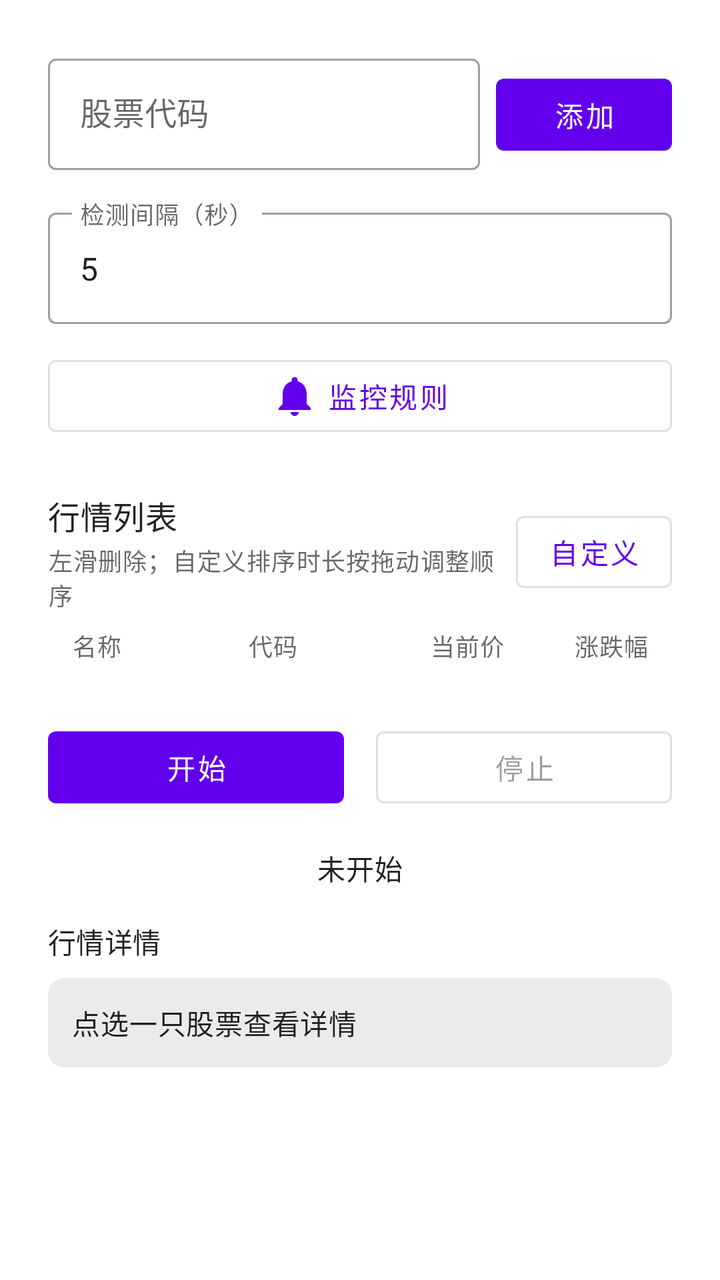
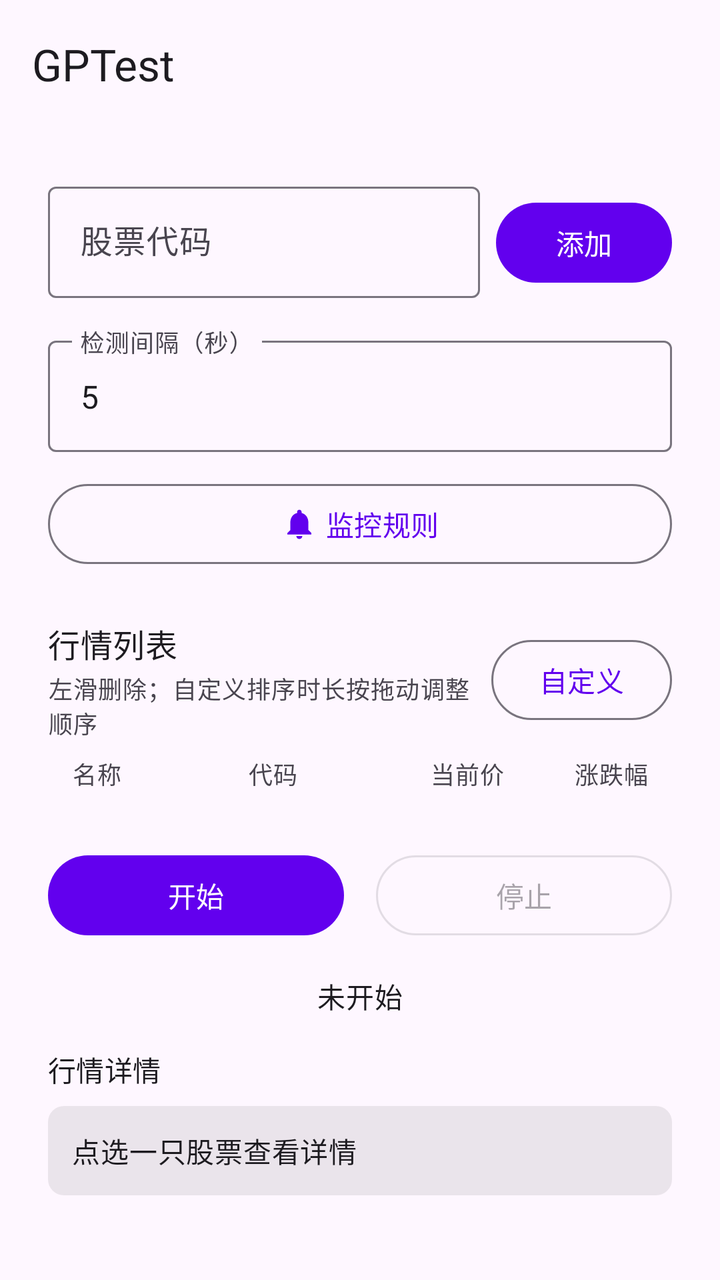

An Android layout rendered at two revisions. The XML below is the earlier revision; the diff shows what the commit changed to produce the second picture.
<!-- AndroidManifest.xml: application theme Theme.GPTest -->
<!-- res/layout/activity_main.xml -->
<?xml version="1.0" encoding="utf-8"?>
<ScrollView xmlns:android="http://schemas.android.com/apk/res/android"
    xmlns:app="http://schemas.android.com/apk/res-auto"
    android:layout_width="match_parent"
    android:layout_height="match_parent"
    android:fillViewport="true">

    <LinearLayout
        android:layout_width="match_parent"
        android:layout_height="wrap_content"
        android:orientation="vertical"
        android:padding="24dp">

        <LinearLayout
            android:layout_width="match_parent"
            android:layout_height="wrap_content"
            android:gravity="bottom"
            android:orientation="horizontal">

            <com.google.android.material.textfield.TextInputLayout
                android:id="@+id/tilStockCode"
                style="@style/Widget.MaterialComponents.TextInputLayout.OutlinedBox"
                android:layout_width="0dp"
                android:layout_height="wrap_content"
                android:layout_weight="1"
                android:hint="@string/stock_code_hint">

                <com.google.android.material.textfield.TextInputEditText
                    android:id="@+id/etStockCode"
                    android:layout_width="match_parent"
                    android:layout_height="wrap_content"
                    android:imeOptions="actionDone"
                    android:inputType="textCapCharacters"
                    android:maxLines="1" />
            </com.google.android.material.textfield.TextInputLayout>

            <com.google.android.material.button.MaterialButton
                android:id="@+id/btnAdd"
                android:layout_width="wrap_content"
                android:layout_height="wrap_content"
                android:layout_marginStart="8dp"
                android:text="@string/add" />
        </LinearLayout>

        <com.google.android.material.textfield.TextInputLayout
            android:id="@+id/tilInterval"
            style="@style/Widget.MaterialComponents.TextInputLayout.OutlinedBox"
            android:layout_width="match_parent"
            android:layout_height="wrap_content"
            android:layout_marginTop="16dp"
            android:hint="@string/interval_hint">

            <com.google.android.material.textfield.TextInputEditText
                android:id="@+id/etInterval"
                android:layout_width="match_parent"
                android:layout_height="wrap_content"
                android:imeOptions="actionDone"
                android:inputType="number"
                android:maxLines="1"
                android:text="@string/interval_default" />
        </com.google.android.material.textfield.TextInputLayout>

        <com.google.android.material.button.MaterialButton
            android:id="@+id/btnAlerts"
            style="@style/Widget.MaterialComponents.Button.OutlinedButton"
            android:layout_width="match_parent"
            android:layout_height="wrap_content"
            android:layout_marginTop="12dp"
            android:text="@string/alert_rules_entry"
            app:icon="@drawable/ic_notifications"
            app:iconGravity="textStart" />

        <LinearLayout
            android:layout_width="match_parent"
            android:layout_height="wrap_content"
            android:layout_marginTop="24dp"
            android:gravity="center_vertical"
            android:orientation="horizontal">

            <LinearLayout
                android:layout_width="0dp"
                android:layout_height="wrap_content"
                android:layout_weight="1"
                android:orientation="vertical">

                <TextView
                    android:layout_width="match_parent"
                    android:layout_height="wrap_content"
                    android:text="@string/quote_list_label"
                    android:textAppearance="?attr/textAppearanceSubtitle1" />

                <TextView
                    android:layout_width="match_parent"
                    android:layout_height="wrap_content"
                    android:layout_marginTop="2dp"
                    android:text="@string/swipe_to_delete_hint"
                    android:textAppearance="?attr/textAppearanceCaption" />
            </LinearLayout>

            <com.google.android.material.button.MaterialButton
                android:id="@+id/btnSort"
                style="@style/Widget.MaterialComponents.Button.OutlinedButton"
                android:layout_width="wrap_content"
                android:layout_height="wrap_content"
                android:minWidth="0dp"
                android:text="@string/sort_custom" />
        </LinearLayout>

        <LinearLayout
            android:layout_width="match_parent"
            android:layout_height="wrap_content"
            android:layout_marginTop="8dp"
            android:orientation="horizontal"
            android:paddingStart="12dp"
            android:paddingEnd="12dp">

            <TextView
                android:layout_width="0dp"
                android:layout_height="wrap_content"
                android:layout_weight="1"
                android:text="@string/column_name"
                android:textAppearance="?attr/textAppearanceCaption" />

            <TextView
                android:layout_width="64dp"
                android:layout_height="wrap_content"
                android:text="@string/column_code"
                android:textAppearance="?attr/textAppearanceCaption" />

            <TextView
                android:layout_width="64dp"
                android:layout_height="wrap_content"
                android:gravity="end"
                android:text="@string/column_price"
                android:textAppearance="?attr/textAppearanceCaption" />

            <TextView
                android:layout_width="72dp"
                android:layout_height="wrap_content"
                android:gravity="end"
                android:text="@string/column_change"
                android:textAppearance="?attr/textAppearanceCaption" />
        </LinearLayout>

        <androidx.recyclerview.widget.RecyclerView
            android:id="@+id/rvQuoteList"
            android:layout_width="match_parent"
            android:layout_height="wrap_content"
            android:layout_marginTop="4dp"
            android:nestedScrollingEnabled="false" />

        <LinearLayout
            android:layout_width="match_parent"
            android:layout_height="wrap_content"
            android:layout_marginTop="24dp"
            android:orientation="horizontal">

            <com.google.android.material.button.MaterialButton
                android:id="@+id/btnStart"
                android:layout_width="0dp"
                android:layout_height="wrap_content"
                android:layout_marginEnd="8dp"
                android:layout_weight="1"
                android:text="@string/start" />

            <com.google.android.material.button.MaterialButton
                android:id="@+id/btnStop"
                style="@style/Widget.MaterialComponents.Button.OutlinedButton"
                android:layout_width="0dp"
                android:layout_height="wrap_content"
                android:layout_marginStart="8dp"
                android:layout_weight="1"
                android:enabled="false"
                android:text="@string/stop" />
        </LinearLayout>

        <TextView
            android:id="@+id/tvStatus"
            android:layout_width="match_parent"
            android:layout_height="wrap_content"
            android:layout_marginTop="16dp"
            android:gravity="center"
            android:text="@string/status_idle"
            android:textAppearance="?attr/textAppearanceBody2" />

        <TextView
            android:layout_width="match_parent"
            android:layout_height="wrap_content"
            android:layout_marginTop="16dp"
            android:text="@string/quote_detail_label"
            android:textAppearance="?attr/textAppearanceSubtitle2" />

        <include
            android:id="@+id/quoteCard"
            layout="@layout/view_quote_card"
            android:layout_width="match_parent"
            android:layout_height="wrap_content"
            android:layout_marginTop="8dp" />
    </LinearLayout>
</ScrollView>
<!-- res/layout/view_quote_card.xml (included above) -->
<?xml version="1.0" encoding="utf-8"?>
<LinearLayout xmlns:android="http://schemas.android.com/apk/res/android"
    android:layout_width="match_parent"
    android:layout_height="wrap_content"
    android:background="@drawable/bg_quote_detail"
    android:orientation="vertical"
    android:padding="12dp">

    <TextView
        android:id="@+id/tvCardPlaceholder"
        android:layout_width="match_parent"
        android:layout_height="wrap_content"
        android:text="@string/quote_detail_placeholder"
        android:textAppearance="?attr/textAppearanceBody2" />

    <LinearLayout
        android:id="@+id/llCardContent"
        android:layout_width="match_parent"
        android:layout_height="wrap_content"
        android:orientation="vertical"
        android:visibility="gone">

        <TextView
            android:id="@+id/tvCardName"
            android:layout_width="match_parent"
            android:layout_height="wrap_content"
            android:textAppearance="?attr/textAppearanceHeadline6" />

        <TextView
            android:id="@+id/tvCardCode"
            android:layout_width="match_parent"
            android:layout_height="wrap_content"
            android:layout_marginTop="2dp"
            android:textAppearance="?attr/textAppearanceBody2" />

        <LinearLayout
            android:layout_width="match_parent"
            android:layout_height="wrap_content"
            android:layout_marginTop="8dp"
            android:gravity="bottom"
            android:orientation="horizontal">

            <TextView
                android:id="@+id/tvCardPrice"
                android:layout_width="wrap_content"
                android:layout_height="wrap_content"
                android:textSize="28sp"
                android:textStyle="bold" />

            <TextView
                android:id="@+id/tvCardChangePercent"
                android:layout_width="wrap_content"
                android:layout_height="wrap_content"
                android:layout_marginStart="12dp"
                android:textAppearance="?attr/textAppearanceSubtitle1"
                android:textStyle="bold" />

            <TextView
                android:id="@+id/tvCardChange"
                android:layout_width="wrap_content"
                android:layout_height="wrap_content"
                android:layout_marginStart="8dp"
                android:textAppearance="?attr/textAppearanceBody2" />
        </LinearLayout>

        <TableLayout
            android:layout_width="match_parent"
            android:layout_height="wrap_content"
            android:layout_marginTop="12dp"
            android:stretchColumns="1,3">

            <TableRow>
                <TextView android:text="@string/metric_open" android:textAppearance="?attr/textAppearanceCaption" android:paddingTop="4dp" android:paddingEnd="8dp" />
                <TextView android:id="@+id/tvOpen" android:textAppearance="?attr/textAppearanceBody2" android:paddingTop="4dp" android:paddingEnd="12dp" />
                <TextView android:text="@string/metric_prev_close" android:textAppearance="?attr/textAppearanceCaption" android:paddingTop="4dp" android:paddingEnd="8dp" />
                <TextView android:id="@+id/tvPrevClose" android:textAppearance="?attr/textAppearanceBody2" android:paddingTop="4dp" />
            </TableRow>

            <TableRow>
                <TextView android:text="@string/metric_high" android:textAppearance="?attr/textAppearanceCaption" android:paddingTop="4dp" android:paddingEnd="8dp" />
                <TextView android:id="@+id/tvHigh" android:textAppearance="?attr/textAppearanceBody2" android:paddingTop="4dp" android:paddingEnd="12dp" />
                <TextView android:text="@string/metric_low" android:textAppearance="?attr/textAppearanceCaption" android:paddingTop="4dp" android:paddingEnd="8dp" />
                <TextView android:id="@+id/tvLow" android:textAppearance="?attr/textAppearanceBody2" android:paddingTop="4dp" />
            </TableRow>

            <TableRow>
                <TextView android:text="@string/metric_volume" android:textAppearance="?attr/textAppearanceCaption" android:paddingTop="4dp" android:paddingEnd="8dp" />
                <TextView android:id="@+id/tvVolume" android:textAppearance="?attr/textAppearanceBody2" android:paddingTop="4dp" android:paddingEnd="12dp" />
                <TextView android:text="@string/metric_amount" android:textAppearance="?attr/textAppearanceCaption" android:paddingTop="4dp" android:paddingEnd="8dp" />
                <TextView android:id="@+id/tvAmount" android:textAppearance="?attr/textAppearanceBody2" android:paddingTop="4dp" />
            </TableRow>

            <TableRow>
                <TextView android:text="@string/metric_turnover" android:textAppearance="?attr/textAppearanceCaption" android:paddingTop="4dp" android:paddingEnd="8dp" />
                <TextView android:id="@+id/tvTurnover" android:textAppearance="?attr/textAppearanceBody2" android:paddingTop="4dp" android:paddingEnd="12dp" />
                <TextView android:text="@string/metric_amplitude" android:textAppearance="?attr/textAppearanceCaption" android:paddingTop="4dp" android:paddingEnd="8dp" />
                <TextView android:id="@+id/tvAmplitude" android:textAppearance="?attr/textAppearanceBody2" android:paddingTop="4dp" />
            </TableRow>

            <TableRow>
                <TextView android:text="@string/metric_pe" android:textAppearance="?attr/textAppearanceCaption" android:paddingTop="4dp" android:paddingEnd="8dp" />
                <TextView android:id="@+id/tvPe" android:textAppearance="?attr/textAppearanceBody2" android:paddingTop="4dp" android:paddingEnd="12dp" />
                <TextView android:text="@string/metric_pb" android:textAppearance="?attr/textAppearanceCaption" android:paddingTop="4dp" android:paddingEnd="8dp" />
                <TextView android:id="@+id/tvPb" android:textAppearance="?attr/textAppearanceBody2" android:paddingTop="4dp" />
            </TableRow>
        </TableLayout>

        <LinearLayout
            android:layout_width="match_parent"
            android:layout_height="wrap_content"
            android:layout_marginTop="12dp"
            android:orientation="horizontal">

            <TextView
                android:id="@+id/tvBids"
                android:layout_width="0dp"
                android:layout_height="wrap_content"
                android:layout_weight="1"
                android:fontFamily="monospace"
                android:textAppearance="?attr/textAppearanceBody2" />

            <TextView
                android:id="@+id/tvAsks"
                android:layout_width="0dp"
                android:layout_height="wrap_content"
                android:layout_weight="1"
                android:fontFamily="monospace"
                android:textAppearance="?attr/textAppearanceBody2" />
        </LinearLayout>

        <TextView
            android:id="@+id/tvToggleRaw"
            android:layout_width="wrap_content"
            android:layout_height="wrap_content"
            android:layout_marginTop="12dp"
            android:clickable="true"
            android:focusable="true"
            android:paddingTop="4dp"
            android:paddingBottom="4dp"
            android:text="@string/show_raw_fields"
            android:textColor="?attr/colorPrimary" />

        <TextView
            android:id="@+id/tvRawDetail"
            android:layout_width="match_parent"
            android:layout_height="wrap_content"
            android:layout_marginTop="8dp"
            android:fontFamily="monospace"
            android:textIsSelectable="true"
            android:textSize="12sp"
            android:visibility="gone" />
    </LinearLayout>
</LinearLayout>
<!-- resources referenced by this layout -->
<resources>
  <!-- drawable bg_quote_detail (drawable) -->
  <?xml version="1.0" encoding="utf-8"?>
  <shape xmlns:android="http://schemas.android.com/apk/res/android">
      <solid android:color="@color/quote_panel_bg" />
      <corners android:radius="8dp" />
  </shape>
  <!-- drawable ic_notifications (drawable) -->
  <vector xmlns:android="http://schemas.android.com/apk/res/android"
      android:width="24dp"
      android:height="24dp"
      android:viewportWidth="24"
      android:viewportHeight="24"
      android:tint="?attr/colorPrimary">
      <path
          android:fillColor="@android:color/white"
          android:pathData="M12,22c1.1,0 2,-0.9 2,-2h-4c0,1.1 0.89,2 2,2zM18,16v-5c0,-3.07 -1.64,-5.64 -4.5,-6.32V4c0,-0.83 -0.67,-1.5 -1.5,-1.5s-1.5,0.67 -1.5,1.5v0.68C7.63,5.36 6,7.92 6,11v5l-2,2v1h16v-1l-2,-2z" />
  </vector>
  <string name="add">添加</string>
  <string name="alert_rules_entry">监控规则</string>
  <string name="column_change">涨跌幅</string>
  <string name="column_code">代码</string>
  <string name="column_name">名称</string>
  <string name="column_price">当前价</string>
  <string name="interval_default">5</string>
  <string name="interval_hint">检测间隔（秒）</string>
  <string name="metric_amount">成交额(万)</string>
  <string name="metric_amplitude">振幅</string>
  <string name="metric_high">最高</string>
  <string name="metric_low">最低</string>
  <string name="metric_open">今开</string>
  <string name="metric_pb">市净率</string>
  <string name="metric_pe">市盈率</string>
  <string name="metric_prev_close">昨收</string>
  <string name="metric_turnover">换手率</string>
  <string name="metric_volume">成交量</string>
  <string name="quote_detail_label">行情详情</string>
  <string name="quote_detail_placeholder">点选一只股票查看详情</string>
  <string name="quote_list_label">行情列表</string>
  <string name="show_raw_fields">查看原始字段</string>
  <string name="sort_custom">自定义</string>
  <string name="start">开始</string>
  <string name="status_idle">未开始</string>
  <string name="stock_code_hint">股票代码</string>
  <string name="stop">停止</string>
  <string name="swipe_to_delete_hint">左滑删除；自定义排序时长按拖动调整顺序</string>
  <style name="Theme.GPTest" parent="Theme.MaterialComponents.DayNight.DarkActionBar">
          
          <item name="colorPrimary">@color/purple_500</item>
          <item name="colorPrimaryVariant">@color/purple_700</item>
          <item name="colorOnPrimary">@color/white</item>
          
          <item name="colorSecondary">@color/teal_200</item>
          <item name="colorSecondaryVariant">@color/teal_700</item>
          <item name="colorOnSecondary">@color/black</item>
          
          <item name="android:statusBarColor">?attr/colorPrimaryVariant</item>
          
      </style>
  <color name="quote_panel_bg">#14000000</color>
  <color name="purple_500">#FF6200EE</color>
  <color name="purple_700">#FF3700B3</color>
  <color name="white">#FFFFFFFF</color>
  <color name="teal_200">#FF03DAC5</color>
  <color name="teal_700">#FF018786</color>
  <color name="black">#FF000000</color>
</resources>

<!-- the commit's change to res/layout/activity_main.xml (unified diff, before → after) -->
@@ -1,9 +1,27 @@
 <?xml version="1.0" encoding="utf-8"?>
-<ScrollView xmlns:android="http://schemas.android.com/apk/res/android"
+<LinearLayout xmlns:android="http://schemas.android.com/apk/res/android"
     xmlns:app="http://schemas.android.com/apk/res-auto"
     android:layout_width="match_parent"
     android:layout_height="match_parent"
-    android:fillViewport="true">
+    android:background="?attr/colorSurface"
+    android:focusable="true"
+    android:focusableInTouchMode="true"
+    android:orientation="vertical">
+
+    <com.google.android.material.appbar.MaterialToolbar
+        android:id="@+id/toolbar"
+        android:layout_width="match_parent"
+        android:layout_height="wrap_content"
+        android:background="?attr/colorSurface"
+        app:title="@string/app_name" />
+
+    <ScrollView
+        android:id="@+id/content"
+        android:layout_width="match_parent"
+        android:layout_height="0dp"
+        android:layout_weight="1"
+        android:clipToPadding="false"
+        android:fillViewport="true">
 
     <LinearLayout
         android:layout_width="match_parent"
@@ -19,7 +37,7 @@
 
             <com.google.android.material.textfield.TextInputLayout
                 android:id="@+id/tilStockCode"
-                style="@style/Widget.MaterialComponents.TextInputLayout.OutlinedBox"
+                style="@style/Widget.Material3.TextInputLayout.OutlinedBox"
                 android:layout_width="0dp"
                 android:layout_height="wrap_content"
                 android:layout_weight="1"
@@ -44,7 +62,7 @@
 
         <com.google.android.material.textfield.TextInputLayout
             android:id="@+id/tilInterval"
-            style="@style/Widget.MaterialComponents.TextInputLayout.OutlinedBox"
+            style="@style/Widget.Material3.TextInputLayout.OutlinedBox"
             android:layout_width="match_parent"
             android:layout_height="wrap_content"
             android:layout_marginTop="16dp"
@@ -62,7 +80,7 @@
 
         <com.google.android.material.button.MaterialButton
             android:id="@+id/btnAlerts"
-            style="@style/Widget.MaterialComponents.Button.OutlinedButton"
+            style="@style/Widget.Material3.Button.OutlinedButton"
             android:layout_width="match_parent"
             android:layout_height="wrap_content"
             android:layout_marginTop="12dp"
@@ -99,7 +117,7 @@
 
             <com.google.android.material.button.MaterialButton
                 android:id="@+id/btnSort"
-                style="@style/Widget.MaterialComponents.Button.OutlinedButton"
+                style="@style/Widget.Material3.Button.OutlinedButton"
                 android:layout_width="wrap_content"
                 android:layout_height="wrap_content"
                 android:minWidth="0dp"
@@ -165,7 +183,7 @@
 
             <com.google.android.material.button.MaterialButton
                 android:id="@+id/btnStop"
-                style="@style/Widget.MaterialComponents.Button.OutlinedButton"
+                style="@style/Widget.Material3.Button.OutlinedButton"
                 android:layout_width="0dp"
                 android:layout_height="wrap_content"
                 android:layout_marginStart="8dp"
@@ -197,7 +215,8 @@
             android:layout_height="wrap_content"
             android:layout_marginTop="8dp" />
     </LinearLayout>
-</ScrollView>
+    </ScrollView>
+</LinearLayout>
 <!-- res/layout/view_quote_card.xml (included above) -->
 <?xml version="1.0" encoding="utf-8"?>
 <LinearLayout xmlns:android="http://schemas.android.com/apk/res/android"
<!-- resource entries referenced after the edit -->
@@ -19,6 +19,7 @@
   </vector>
   <string name="add">添加</string>
   <string name="alert_rules_entry">监控规则</string>
+  <string name="app_name">GPTest</string>
   <string name="column_change">涨跌幅</string>
   <string name="column_code">代码</string>
   <string name="column_name">名称</string>
@@ -45,23 +46,24 @@
   <string name="stock_code_hint">股票代码</string>
   <string name="stop">停止</string>
   <string name="swipe_to_delete_hint">左滑删除；自定义排序时长按拖动调整顺序</string>
-  <style name="Theme.GPTest" parent="Theme.MaterialComponents.DayNight.DarkActionBar">
-          
+  <style name="Theme.GPTest" parent="Theme.Material3.DayNight.NoActionBar">
           <item name="colorPrimary">@color/purple_500</item>
-          <item name="colorPrimaryVariant">@color/purple_700</item>
           <item name="colorOnPrimary">@color/white</item>
-          
-          <item name="colorSecondary">@color/teal_200</item>
-          <item name="colorSecondaryVariant">@color/teal_700</item>
-          <item name="colorOnSecondary">@color/black</item>
-          
-          <item name="android:statusBarColor">?attr/colorPrimaryVariant</item>
-          
+          <item name="colorPrimaryContainer">@color/purple_200</item>
+          <item name="colorOnPrimaryContainer">@color/purple_700</item>
+          <item name="colorSecondary">@color/teal_700</item>
+          <item name="colorOnSecondary">@color/white</item>
+          <item name="colorSecondaryContainer">@color/teal_200</item>
+          <item name="colorOnSecondaryContainer">@color/black</item>
+          <item name="android:statusBarColor">@android:color/transparent</item>
+          <item name="android:navigationBarColor">@android:color/transparent</item>
+          <item name="android:windowLightStatusBar">true</item>
       </style>
   <color name="quote_panel_bg">#14000000</color>
   <color name="purple_500">#FF6200EE</color>
   <color name="purple_700">#FF3700B3</color>
   <color name="white">#FFFFFFFF</color>
+  <color name="purple_200">#FFBB86FC</color>
   <color name="teal_200">#FF03DAC5</color>
   <color name="teal_700">#FF018786</color>
   <color name="black">#FF000000</color>
